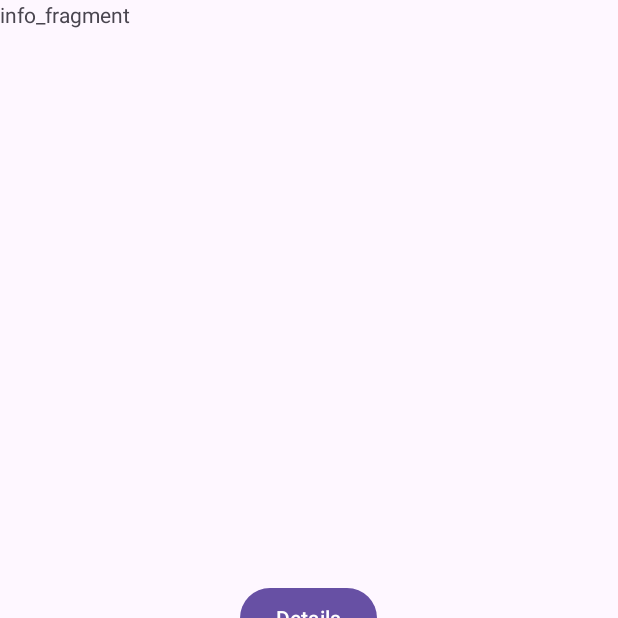
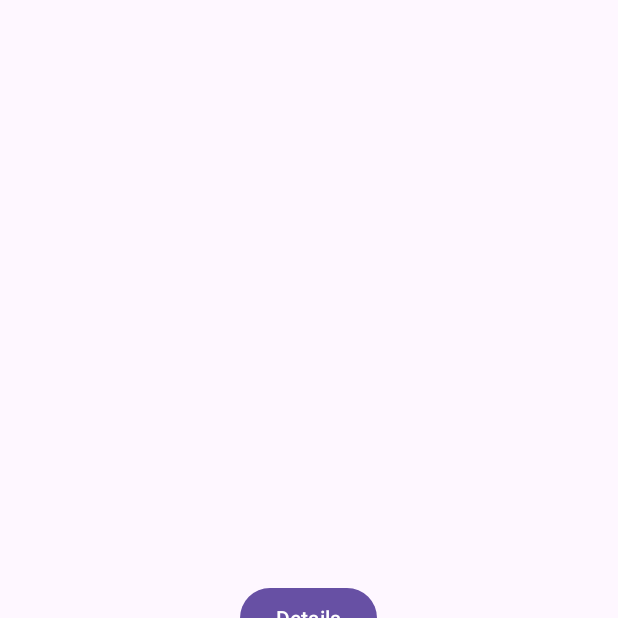
Before and after one commit to Kreutxer/Rewind-AKB-Test, an Android app: the MainActivity screen opened directly, with no data from a screen before it, item 4 of the bottom bar chosen, on a phone screen of 412 x 824 dp, the top half of it. Run offline under Robolectric (Android 15) with nearby library versions, the phone set to English and light mode, and no system bars.

Commit message:
Add some adjustment
Adjust home and info, adding some viewpager and button. Fixing bugs where map cant be loaded

```diff
--- a/app/src/main/java/com/example/try1/MainActivity.java
+++ b/app/src/main/java/com/example/try1/MainActivity.java
@@ -17,6 +17,8 @@ import com.example.try1.ui.map.MapsFragment;
 import com.example.try1.ui.myLocFrag.MyLocFrag;
 import com.google.android.material.bottomnavigation.BottomNavigationView;
 
+//10120069 Rendy Agustin IF2//
+
 public class MainActivity extends AppCompatActivity implements BottomNavigationView.OnNavigationItemSelectedListener {
 
     @Override
@@ -27,13 +29,7 @@ public class MainActivity extends AppCompatActivity implements BottomNavigationV
         BottomNavigationView bottomNavigationView = findViewById(R.id.botnav);
         bottomNavigationView.setOnNavigationItemSelectedListener(this);
 
-        Button button = (Button) findViewById(R.id.details);
-        button.setOnClickListener(new View.OnClickListener() {
-            public void onClick(View v) {
-                Intent intent = new Intent(MainActivity.this, ViewPagerActivity.class);
-                startActivity(intent);
-            }
-        });
+
     }
 
     private boolean loadFragment(Fragment fragment) {
--- a/app/src/main/java/com/example/try1/SplashActivity.java
+++ b/app/src/main/java/com/example/try1/SplashActivity.java
@@ -5,6 +5,8 @@ import androidx.appcompat.app.AppCompatActivity;
 import android.content.Intent;
 import android.os.Bundle;
 import android.os.Handler;
+
+//10120069 Rendy Agustin IF2//
 
 public class SplashActivity extends AppCompatActivity {
 
--- a/app/src/main/java/com/example/try1/ui/home/homeFragment.java
+++ b/app/src/main/java/com/example/try1/ui/home/homeFragment.java
@@ -1,60 +1,24 @@
 package com.example.try1.ui.home;
 
 import android.os.Bundle;
-
-import androidx.fragment.app.Fragment;
-
 import android.view.LayoutInflater;
 import android.view.View;
 import android.view.ViewGroup;
 
+import androidx.fragment.app.Fragment;
+
 import com.example.try1.R;
 
-/**
- * A simple {@link Fragment} subclass.
- * Use the {@link homeFragment#newInstance} factory method to
- * create an instance of this fragment.
- */
+
+//10120069 Rendy Agustin IF2//
+
 public class homeFragment extends Fragment {
 
-    // TODO: Rename parameter arguments, choose names that match
-    // the fragment initialization parameters, e.g. ARG_ITEM_NUMBER
-    private static final String ARG_PARAM1 = "param1";
-    private static final String ARG_PARAM2 = "param2";
-
-    // TODO: Rename and change types of parameters
-    private String mParam1;
-    private String mParam2;
-
-    public homeFragment() {
-        // Required empty public constructor
-    }
-
-    /**
-     * Use this factory method to create a new instance of
-     * this fragment using the provided parameters.
-     *
-     * @param param1 Parameter 1.
-     * @param param2 Parameter 2.
-     * @return A new instance of fragment homeFragment.
-     */
-    // TODO: Rename and change types and number of parameters
-    public static homeFragment newInstance(String param1, String param2) {
-        homeFragment fragment = new homeFragment();
-        Bundle args = new Bundle();
-        args.putString(ARG_PARAM1, param1);
-        args.putString(ARG_PARAM2, param2);
-        fragment.setArguments(args);
-        return fragment;
-    }
 
     @Override
     public void onCreate(Bundle savedInstanceState) {
         super.onCreate(savedInstanceState);
-        if (getArguments() != null) {
-            mParam1 = getArguments().getString(ARG_PARAM1);
-            mParam2 = getArguments().getString(ARG_PARAM2);
-        }
+
     }
 
     @Override
--- a/app/src/main/java/com/example/try1/ui/info/infoFragment.java
+++ b/app/src/main/java/com/example/try1/ui/info/infoFragment.java
@@ -1,5 +1,6 @@
 package com.example.try1.ui.info;
 
+import android.content.Intent;
 import android.os.Bundle;
 
 import androidx.fragment.app.Fragment;
@@ -7,60 +8,40 @@ import androidx.fragment.app.Fragment;
 import android.view.LayoutInflater;
 import android.view.View;
 import android.view.ViewGroup;
+import android.widget.Button;
 
 import com.example.try1.R;
+import com.example.try1.ui.ViewPager.ViewPagerActivity;
 
-/**
- * A simple {@link Fragment} subclass.
- * Use the {@link infoFragment#newInstance} factory method to
- * create an instance of this fragment.
- */
+
+//10120069 Rendy Agustin IF2//
+
 public class infoFragment extends Fragment {
-
-    // TODO: Rename parameter arguments, choose names that match
-    // the fragment initialization parameters, e.g. ARG_ITEM_NUMBER
-    private static final String ARG_PARAM1 = "param1";
-    private static final String ARG_PARAM2 = "param2";
-
-    // TODO: Rename and change types of parameters
-    private String mParam1;
-    private String mParam2;
-
-    public infoFragment() {
-        // Required empty public constructor
-    }
-
-    /**
-     * Use this factory method to create a new instance of
-     * this fragment using the provided parameters.
-     *
-     * @param param1 Parameter 1.
-     * @param param2 Parameter 2.
-     * @return A new instance of fragment infoFragment.
-     */
-    // TODO: Rename and change types and number of parameters
-    public static infoFragment newInstance(String param1, String param2) {
-        infoFragment fragment = new infoFragment();
-        Bundle args = new Bundle();
-        args.putString(ARG_PARAM1, param1);
-        args.putString(ARG_PARAM2, param2);
-        fragment.setArguments(args);
-        return fragment;
-    }
 
     @Override
     public void onCreate(Bundle savedInstanceState) {
         super.onCreate(savedInstanceState);
-        if (getArguments() != null) {
-            mParam1 = getArguments().getString(ARG_PARAM1);
-            mParam2 = getArguments().getString(ARG_PARAM2);
-        }
+
     }
-
     @Override
     public View onCreateView(LayoutInflater inflater, ViewGroup container,
                              Bundle savedInstanceState) {
-        // Inflate the layout for this fragment
-        return inflater.inflate(R.layout.fragment_info, container, false);
+        View view = inflater.inflate(R.layout.fragment_info, container, false);
+
+        Button myButton = view.findViewById(R.id.details);
+
+        // Set a click listener for the button
+        myButton.setOnClickListener(new View.OnClickListener() {
+            @Override
+            public void onClick(View v) {
+                // Perform an action when the button is clicked
+                // For example, start a new activity
+                Intent intent = new Intent(getActivity(), ViewPagerActivity.class);
+                startActivity(intent);
+            }
+        });
+
+        return view;
     }
+
 }
--- a/app/src/main/java/com/example/try1/ui/map/MapsFragment.java
+++ b/app/src/main/java/com/example/try1/ui/map/MapsFragment.java
@@ -40,6 +40,8 @@ import com.google.android.libraries.places.api.net.FindAutocompletePredictionsRe
 import com.google.android.libraries.places.api.net.PlacesClient;
 import java.util.Arrays;
 import java.util.List;
+
+//10120069 Rendy Agustin IF2//
 
 public class MapsFragment extends Fragment implements OnMapReadyCallback {
 
--- a/app/src/main/java/com/example/try1/ui/myLocFrag/MyLocFrag.java
+++ b/app/src/main/java/com/example/try1/ui/myLocFrag/MyLocFrag.java
@@ -27,6 +27,8 @@ import com.google.android.gms.maps.model.LatLng;
 import com.google.android.gms.maps.model.MarkerOptions;
 import com.google.android.libraries.places.api.Places;
 import com.google.android.libraries.places.api.net.PlacesClient;
+
+//10120069 Rendy Agustin IF2//
 
 public class MyLocFrag extends Fragment implements OnMapReadyCallback {
 
--- a/app/src/main/res/layout/activity_main.xml
+++ b/app/src/main/res/layout/activity_main.xml
@@ -10,18 +10,6 @@
         android:layout_width="match_parent"
         android:layout_height="match_parent"
         android:id="@+id/frameLay">
-        <RelativeLayout
-            android:layout_width="match_parent"
-            android:layout_height="match_parent">
-            <Button
-                android:layout_width="wrap_content"
-                android:layout_height="wrap_content"
-                android:layout_centerHorizontal="true"
-                android:layout_centerVertical="true"
-                android:id="@+id/details"
-                android:text="Details"/>
-        </RelativeLayout>
-
     </FrameLayout>
 
     <com.google.android.material.bottomnavigation.BottomNavigationView
--- a/app/src/main/res/layout/fragment_home.xml
+++ b/app/src/main/res/layout/fragment_home.xml
@@ -5,10 +5,6 @@
     android:layout_height="match_parent"
     tools:context=".ui.home.homeFragment">
 
-    <!-- TODO: Update blank fragment layout -->
-    <TextView
-        android:layout_width="match_parent"
-        android:layout_height="match_parent"
-        android:text="home_fragment" />
+
 
 </FrameLayout>
--- a/app/src/main/res/layout/fragment_info.xml
+++ b/app/src/main/res/layout/fragment_info.xml
@@ -5,10 +5,22 @@
     android:layout_height="match_parent"
     tools:context=".ui.info.infoFragment">
 
-    <!-- TODO: Update blank fragment layout -->
-    <TextView
+    <FrameLayout
         android:layout_width="match_parent"
         android:layout_height="match_parent"
-        android:text="info_fragment" />
+        android:id="@+id/frameLay">
+        <RelativeLayout
+            android:layout_width="match_parent"
+            android:layout_height="match_parent">
+            <Button
+                android:layout_width="wrap_content"
+                android:layout_height="wrap_content"
+                android:layout_centerHorizontal="true"
+                android:layout_centerVertical="true"
+                android:id="@+id/details"
+                android:text="Details"/>
+        </RelativeLayout>
+
+    </FrameLayout>
 
 </FrameLayout>
--- a/app/src/main/res/values/strings.xml
+++ b/app/src/main/res/values/strings.xml
@@ -7,4 +7,6 @@
     <string name="info">info</string>
     <string name="index">Home</string>
     <string name="splash">splash</string>
+    <string name="red" />
+    <string name="blue" />
 </resources>
```
Also changed, not shown: app/src/main/java/com/example/try1/ui/ViewPager/CustomPagerAdapter.java (added, +47 -0 lines), app/src/main/java/com/example/try1/ui/ViewPager/ModelObject.java (added, +27 -0 lines), app/src/main/java/com/example/try1/ui/ViewPager/ViewPagerActivity.java (+8 -1 lines), app/src/main/res/layout/activity_view_pager.xml (+8 -2 lines), app/src/main/res/layout/view1.xml (added, +17 -0 lines), app/src/main/res/layout/view2.xml (added, +17 -0 lines).
